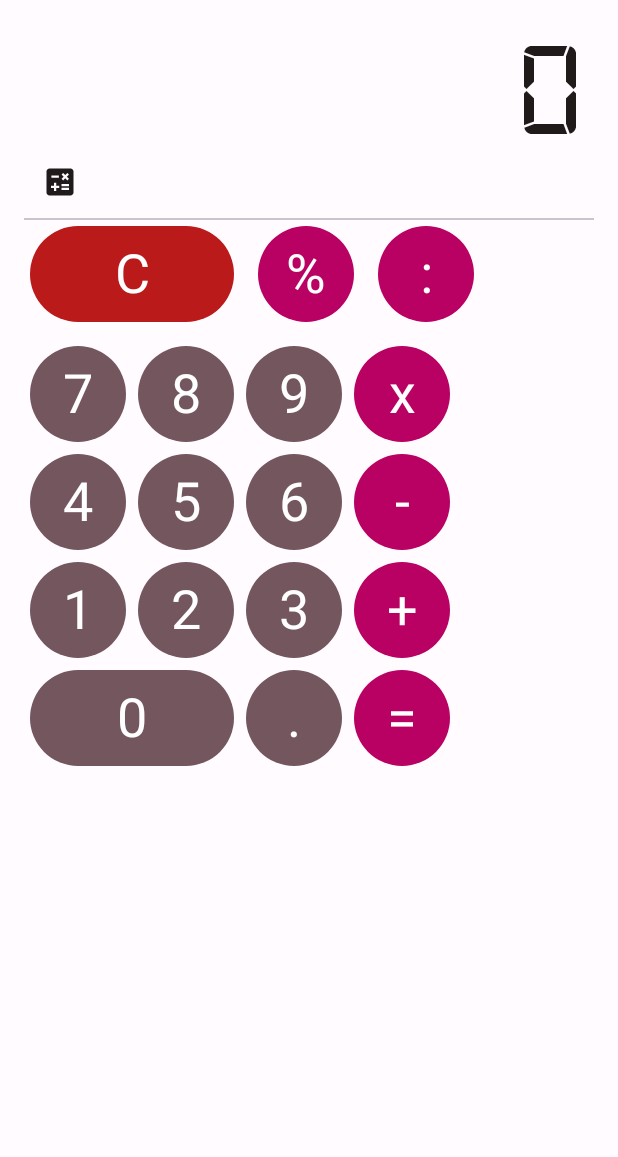
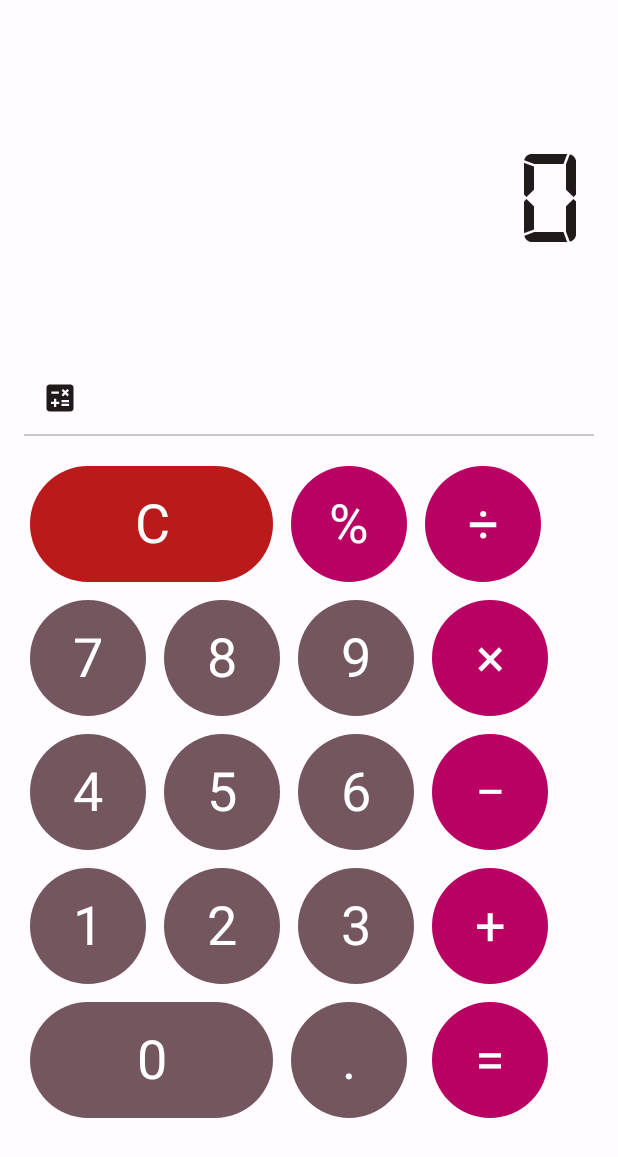
Before and after one commit to vickysX/Kalkulatrix, an Android app built with Jetpack Compose: the screen it shows after launch (MainActivity), on a phone screen of 412 x 824 dp. Shown: the top 1157 px of the screen. Run offline under Robolectric (Android 15) with nearby library versions, the phone set to English and light mode, and no system bars.

Commit message:
fix standard calculator layout

```diff
--- a/app/src/main/java/com/example/kalkulatrix/KalkulatrixScreen.kt
+++ b/app/src/main/java/com/example/kalkulatrix/KalkulatrixScreen.kt
@@ -69,7 +69,8 @@ fun KalkulatrixApp(
                     onOperationButtonClicked = {
                         viewModel.applyOperator(it)
                     },
-                    onNumberClicked = {viewModel.updateUserInput(it)}
+                    onNumberClicked = {viewModel.updateUserInput(it)},
+                    modifier = Modifier.padding(top = 16.dp)
                 )
             }
             composable(route = CurrentKalk.Scientific.name) {
--- a/app/src/main/java/com/example/kalkulatrix/ui/StandardCalculatorScreen.kt
+++ b/app/src/main/java/com/example/kalkulatrix/ui/StandardCalculatorScreen.kt
@@ -35,28 +35,23 @@ fun StandardCalculatorScreen(
     ) {
         Row(
             horizontalArrangement = Arrangement.spacedBy(space = space),
-            /*modifier = Modifier
-                .fillMaxWidth()
-                .wrapContentWidth()*/
-                //.weight(1f)
         ) {
             horizontalRow.map {
                 OperationButton(
                     onButtonClicked = onOperationButtonClicked,
                     operation = it,
-                    /*modifier = when (it) {
-                        Operation.Reset -> Modifier.weight(2f)
-                        else -> Modifier.weight(1f)
-                    }*/
-
                 )
             }
         }
-        Row {
+        Row(
+            horizontalArrangement = Arrangement.spacedBy(space)
+        ) {
             NumericKeyboard(
                 onNumberClicked = onNumberClicked
             )
-            Column() {
+            Column(
+                verticalArrangement = Arrangement.spacedBy(space)
+            ) {
                verticalColumn.map {
                    OperationButton(
                        onButtonClicked = onOperationButtonClicked,
@@ -65,42 +60,6 @@ fun StandardCalculatorScreen(
                }
             }
         }
-        /*LazyRow(
-            modifier = Modifier
-                .weight(1f)
-                .fillMaxWidth(),
-        ) {
-            items(horizontalRow) {
-                OperationButton(
-                    onButtonClicked = onOperationButtonClicked,
-                    operation = it
-                )
-            }
-        }*/
-        /*Row(
-            modifier = Modifier
-                .weight(4f)
-                .fillMaxWidth()
-        ) {
-            NumericKeyboard(
-                onNumberClicked = onNumberClicked,
-                modifier = Modifier
-                    .weight(3f)
-                    .wrapContentWidth(Alignment.Start)
-            )
-            LazyColumn(
-                modifier = Modifier
-                    .weight(1f)
-                    .wrapContentWidth(Alignment.End)
-            ) {
-                items(verticalColumn) {
-                    OperationButton(
-                        onButtonClicked = onOperationButtonClicked,
-                        operation = it
-                    )
-                }
-            }
-        }*/
     }
 }
 
--- a/app/src/main/java/com/example/kalkulatrix/ui/components/CommonUI.kt
+++ b/app/src/main/java/com/example/kalkulatrix/ui/components/CommonUI.kt
@@ -79,9 +79,14 @@ fun NumericKeyboard(
     nums : List<List<Int>> = numbers,
     onNumberClicked: (String) -> Unit
 ) {
-    Column() {
+    val space = dimensionResource(id = R.dimen.btn_space)
+    Column(
+        verticalArrangement = Arrangement.spacedBy(space)
+    ) {
         nums.map {
-            Row() {
+            Row(
+                horizontalArrangement = Arrangement.spacedBy(space)
+            ) {
                 it.map {num ->
                    NumericButton(
                        number = num,
@@ -91,16 +96,6 @@ fun NumericKeyboard(
             }
         }
     }
-    /*LazyVerticalGrid(
-        columns = GridCells.Fixed(3)
-    ) {
-        items(nums) {
-            NumericButton(
-                number = it,
-                onNumberClicked = onNumberClicked
-            )
-        }
-    }*/
 }
 
 @Composable
@@ -152,7 +147,7 @@ fun KalkDisplay(
         modifier = modifier
             .fillMaxWidth()
             .wrapContentWidth(Alignment.End)
-            .padding(8.dp)
+            .padding(start = 8.dp, end = 8.dp, top = 80.dp, bottom = 80.dp)
     ) {
         Text(
             text = userInput,
--- a/app/src/main/res/values/dimens.xml
+++ b/app/src/main/res/values/dimens.xml
@@ -1,8 +1,8 @@
 <?xml version="1.0" encoding="utf-8"?>
 <resources>
-    <dimen name="btn_size">72dp</dimen>
-    <dimen name="big_btn_width">144dp</dimen>
+    <dimen name="btn_size">85dp</dimen>
+    <dimen name="big_btn_width">170dp</dimen>
     <dimen name="btn_padding">4dp</dimen>
 
-    <dimen name="btn_space">8dp</dimen>
+    <dimen name="btn_space">4dp</dimen>
 </resources>
--- a/app/src/main/res/values/strings.xml
+++ b/app/src/main/res/values/strings.xml
@@ -2,9 +2,9 @@
     <string name="app_name">Kalkulatrix</string>
 
     <string name="plus_operator">+</string>
-    <string name="minus_operator">-</string>
-    <string name="times_operator">x</string>
-    <string name="divide_operator">:</string>
+    <string name="minus_operator">\u2212</string>
+    <string name="times_operator">\u00d7</string>
+    <string name="divide_operator">\u00f7</string>
     <string name="percentage_operator">%</string>
 
     <string name="reset_calc">C</string>
```
